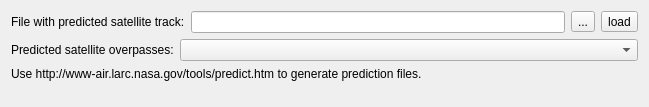
Before: the Qt Designer form mslib/msui/ui_satellite_dockwidget.ui in Open-MSS/MSS, drawn with Qt 5.
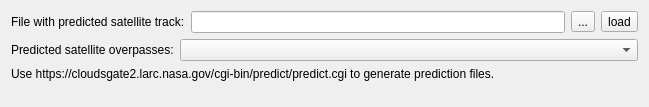
After: the same form once the commit is applied.

Commit message: Update of documentation and satellite tool link.

The edit to the form file:
```diff
--- a/mslib/msui/ui_satellite_dockwidget.ui
+++ b/mslib/msui/ui_satellite_dockwidget.ui
@@ -81,7 +81,7 @@
    <item>
     <widget class="QLabel" name="label">
      <property name="text">
-      <string>Use http://www-air.larc.nasa.gov/tools/predict.htm to generate prediction files.</string>
+      <string>Use https://cloudsgate2.larc.nasa.gov/cgi-bin/predict/predict.cgi to generate prediction files.</string>
      </property>
     </widget>
    </item>
```
The commit also changes 4 other files.
